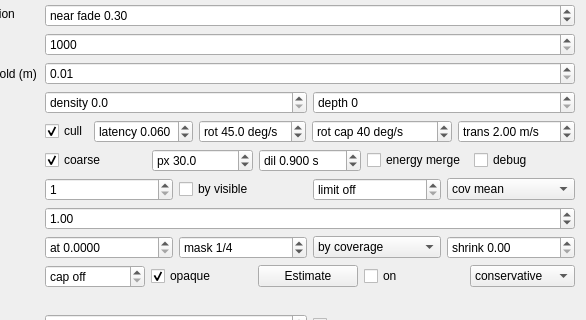
Old version of the form gui_client/GaussianSplatSettingsWidget.ui in the repository russiaman/substrata_robo; both pictures show x 116 to 702 and y 257 to 577 of the 702 by 1056 pixel window.
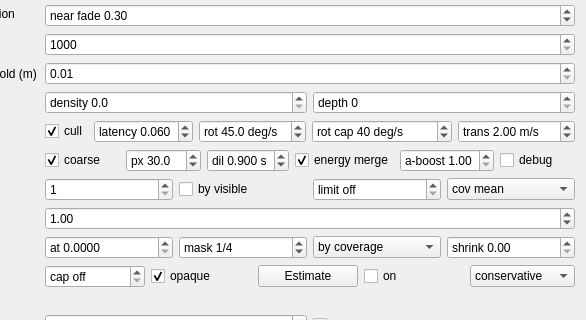
New version of the form.

Commit message:
Splats: energy merge default on, a-boost diagnostic spinbox (session071)
"energy merge" now defaults to checked. New "a-boost" spinbox beside it
drives setMergeAlphaBoost() - the probe for the residual darkening of
bright dense surfaces. Both apply live.

```diff
--- a/gui_client/GaussianSplatSettingsWidget.ui
+++ b/gui_client/GaussianSplatSettingsWidget.ui
@@ -883,7 +883,32 @@
          <string>SESSION071: derive a merged LoD node's colour + opacity from conservation of on-screen premultiplied energy (weight = opacity * silhouette AREA; opacity = 1 - (1 - mean_alpha)^layers) instead of the session063 volume-ratio amplitude. Fixes two artefacts that grow with the pixel scale limit: bright dense regions merging to flat clipped white (the old A&gt;1 branch scaled colour into the clamp), and widely-spread groups going transparent and dark (the old amplitude divided by a parent VOLUME inflated by the merge's spread-of-centres term). Re-derives colours on the loaded scene - no reload, no re-traversal. Applies live.</string>
         </property>
         <property name="checked">
-         <bool>false</bool>
+         <bool>true</bool>
+        </property>
+       </widget>
+      </item>
+      <item>
+       <widget class="QDoubleSpinBox" name="mergeAlphaBoostDoubleSpinBox">
+        <property name="prefix">
+         <string>a-boost </string>
+        </property>
+        <property name="toolTip">
+         <string>SESSION071 DIAGNOSTIC: multiplier on merged (non-leaf) LoD node opacity, clamped to 1. Exists to separate the two candidate causes of the darkening of bright dense surfaces (bridge facing, gravel) that survived the energy merge: if raising this removes the darkening, the merged opacity is still too low there and the dark background is showing through; if it only flattens the image and the grey stays, the colour itself is being averaged with interior splats that real front-to-back compositing never shows. Compounds up the tree, so it is a probe, not a calibration knob. 1 = off. Applies live.</string>
+        </property>
+        <property name="decimals">
+         <number>2</number>
+        </property>
+        <property name="minimum">
+         <double>1.000000000000000</double>
+        </property>
+        <property name="maximum">
+         <double>8.000000000000000</double>
+        </property>
+        <property name="singleStep">
+         <double>0.250000000000000</double>
+        </property>
+        <property name="value">
+         <double>1.000000000000000</double>
         </property>
        </widget>
       </item>
```
The commit also changes 2 other files.
